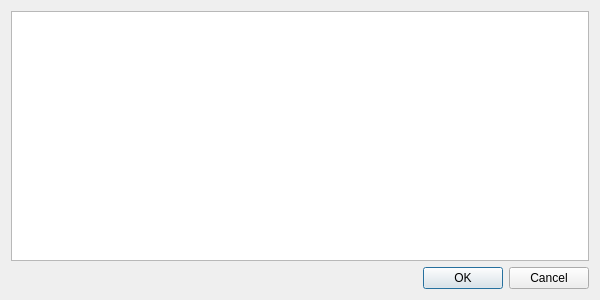
This is refsdialog.ui in oso/qgis-etri as Qt 5 draws it before an edit. The edited form follows.
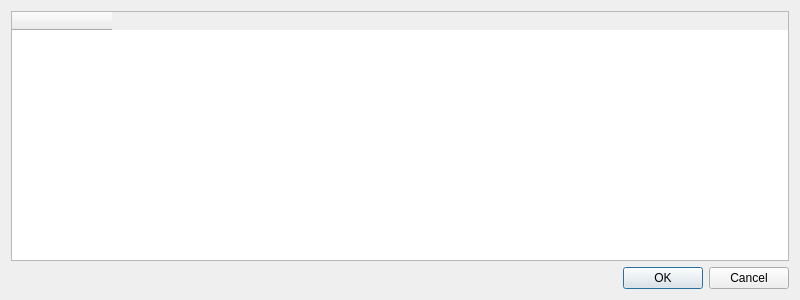
This is the edited form.

Commit message: [UI] Add support for choosing the actions of reference

Diff of the .ui file:
```diff
--- a/refsdialog.ui
+++ b/refsdialog.ui
@@ -6,7 +6,7 @@
    <rect>
     <x>0</x>
     <y>0</y>
-    <width>600</width>
+    <width>800</width>
     <height>300</height>
    </rect>
   </property>
@@ -22,6 +22,29 @@
      <property name="selectionMode">
       <enum>QAbstractItemView::SingleSelection</enum>
      </property>
+     <property name="cornerButtonEnabled">
+      <bool>false</bool>
+     </property>
+     <attribute name="horizontalHeaderHighlightSections">
+      <bool>false</bool>
+     </attribute>
+     <attribute name="verticalHeaderHighlightSections">
+      <bool>false</bool>
+     </attribute>
+     <attribute name="horizontalHeaderHighlightSections">
+      <bool>false</bool>
+     </attribute>
+     <attribute name="verticalHeaderHighlightSections">
+      <bool>false</bool>
+     </attribute>
+     <column>
+      <property name="text">
+       <string/>
+      </property>
+      <property name="textAlignment">
+       <set>AlignHCenter|AlignVCenter|AlignCenter</set>
+      </property>
+     </column>
     </widget>
    </item>
    <item row="1" column="0">
```
The commit also changes 2 other files.
